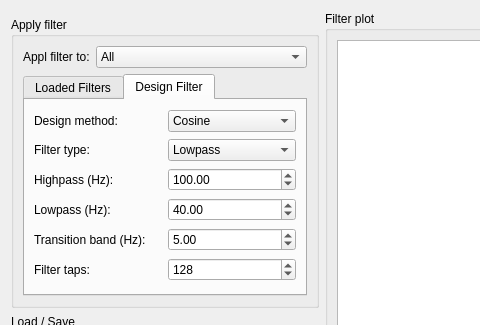
Above: MNE/disp/filterwindowwidget.ui from mne-tools/mne-cpp before the change; both pictures show x 0 to 480 and y 0 to 325 of the 924 by 466 pixel window. Below: the same form after it.
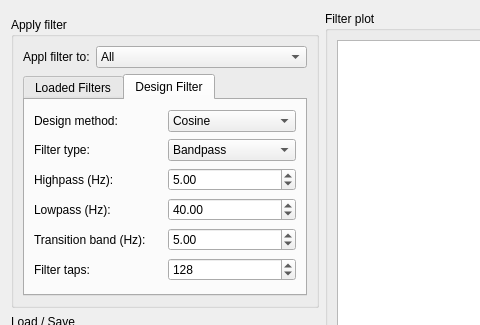
That is the form after the change.

Commit message: - change initial filter values

```diff
--- a/MNE/disp/filterwindowwidget.ui
+++ b/MNE/disp/filterwindowwidget.ui
@@ -189,6 +189,11 @@
                   <verstretch>0</verstretch>
                  </sizepolicy>
                 </property>
+                <item>
+                 <property name="text">
+                  <string>Bandpass</string>
+                 </property>
+                </item>
                 <item>
                  <property name="text">
                   <string>Lowpass</string>
@@ -222,7 +227,7 @@
                  <double>1.000000000000000</double>
                 </property>
                 <property name="value">
-                 <double>100.000000000000000</double>
+                 <double>5.000000000000000</double>
                 </property>
                </widget>
               </item>
```
Left out of the diff: 5 changed lines with no effect on the pictures. The commit also changes 1 other file.
